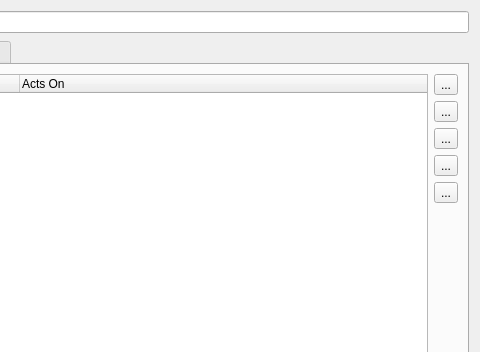
The window that fixtureeditor/editmode.ui (mcallegari/qlcplus) describes before a commit, drawn with Qt 5; both pictures show x 203 to 683 and y 0 to 352 of the 683 by 631 pixel window.
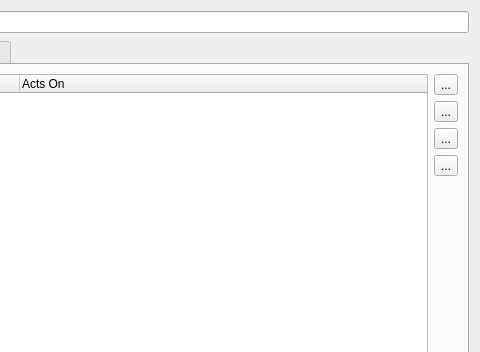
The same window after the commit. Icons and pictures are not drawn.

Commit message:
Change set Acts on channel method
Change set Acts on channel method from additiona dialogue to comboboxes on the list on Edit Mode dialogue.

Patch:
```diff
--- a/fixtureeditor/editmode.ui
+++ b/fixtureeditor/editmode.ui
@@ -173,7 +173,7 @@
          </column>
         </widget>
        </item>
-       <item row="5" column="1">
+       <item row="4" column="1">
         <spacer>
          <property name="orientation">
           <enum>Qt::Vertical</enum>
@@ -186,26 +186,6 @@
          </property>
         </spacer>
        </item>
-       <item row="4" column="1">
-        <widget class="QToolButton" name="m_actsOnChannelButton">
-         <property name="toolTip">
-          <string>Set acts on channel</string>
-         </property>
-         <property name="text">
-          <string>...</string>
-         </property>
-         <property name="icon">
-          <iconset resource="../ui/src/qlcui.qrc">
-           <normaloff>:/acts-on.png</normaloff>:/acts-on.png</iconset>
-         </property>
-         <property name="iconSize">
-          <size>
-           <width>32</width>
-           <height>32</height>
-          </size>
-         </property>
-        </widget>
-       </item>
       </layout>
      </widget>
      <widget class="QWidget" name="tab_heads">
```
Left out of the diff: 82 changed lines with no effect on the pictures. The commit also changes 4 other files.
